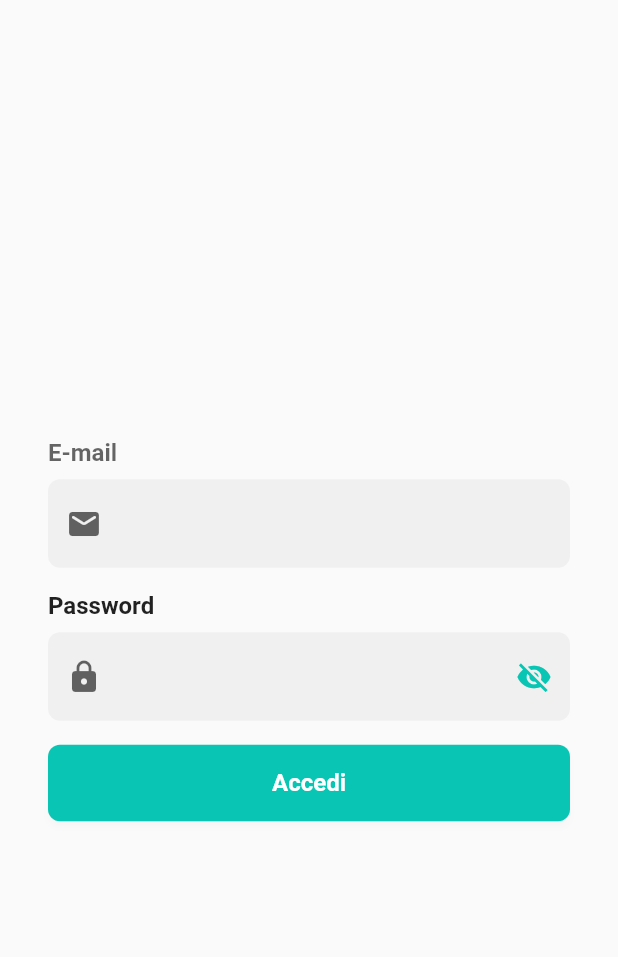
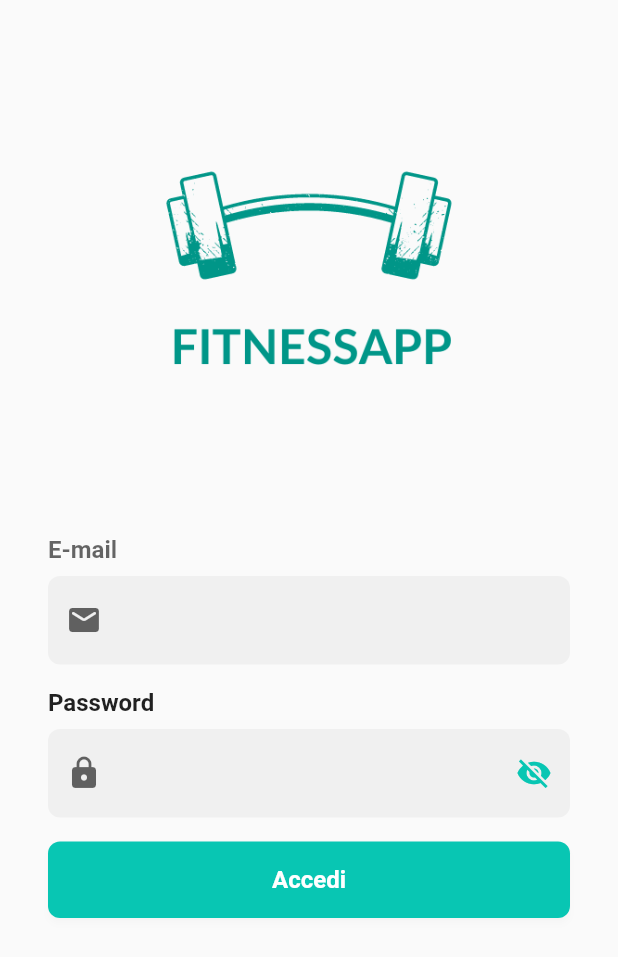
Before and after one commit to rberto4/Tesi-FitnessApp-flutter, a Flutter app: the screen it shows after launch, on a phone screen of 412 x 824 dp. Shown: the top 957 px of the screen. Run offline on Flutter 3.47's test engine with Material 3 defaults, Android fonts, the phone set to English and light mode, and no system bars; our stand-ins replace cloud_firestore, easy_date_timeline, firebase_auth, firebase_core, google_fonts, google_nav_bar and 1 more; missing offline and left inert: dart:js_interop; accounts and stored records are empty.

Commit message:
modifica schermata login
modifica schermata login, con aggiunta del logo e modifica dell'icona dell'app quando viene scaricata sui vari dispositivi

```diff
--- a/fitnessapp_alpha/lib/autenticazione/login.dart
+++ b/fitnessapp_alpha/lib/autenticazione/login.dart
@@ -6,7 +6,6 @@ import 'package:app_fitness_test_2/services/database_service.dart';
 import 'package:cloud_firestore/cloud_firestore.dart';
 import 'package:flutter/material.dart';
 import 'package:app_fitness_test_2/Cliente/HomeCliente.dart';
-import 'registrazione.dart';
 
 class LoginPage extends StatefulWidget {
   const LoginPage({super.key});
@@ -35,6 +34,12 @@ class _LoginPageState extends State<LoginPage> {
                 child: Column(
                   mainAxisAlignment: MainAxisAlignment.center,
                   children: [
+                    Image.asset(
+                      'lib/Immagini/LogoChiaro.png',
+                      height: MediaQuery.of(context).size.height * (3 / 8),
+                      alignment: Alignment.topCenter,
+                    ),
+                    //SizedBox(height: MediaQuery.of(context).size.height * (1 / 8)),
                     SizedBox(
                       width: double.infinity,
                       child: Padding(
@@ -219,6 +224,7 @@ class _LoginPageState extends State<LoginPage> {
                             ),
                           )),
                     ),
+                    SizedBox(height: MediaQuery.of(context).size.height * (2 / 8)),
                   ],
                 ),
               ),
--- a/fitnessapp_alpha/pubspec.yaml
+++ b/fitnessapp_alpha/pubspec.yaml
@@ -66,8 +66,9 @@ flutter:
   uses-material-design: true
 
   # To add assets to your application, add an assets section, like this:
-  # assets:
-  #   - images/a_dot_burr.jpeg
+  assets:
+    - lib/Immagini/LogoChiaro.png
+    - lib/Immagini/LogoScuro.png
   #   - images/a_dot_ham.jpeg
 
   # An image asset can refer to one or more resolution-specific "variants", see
```
Also changed, not shown: fitnessapp_alpha/lib/Immagini/LogoChiaro.png (added), fitnessapp_alpha/lib/Immagini/LogoScuro.png (added), 26 other files.
